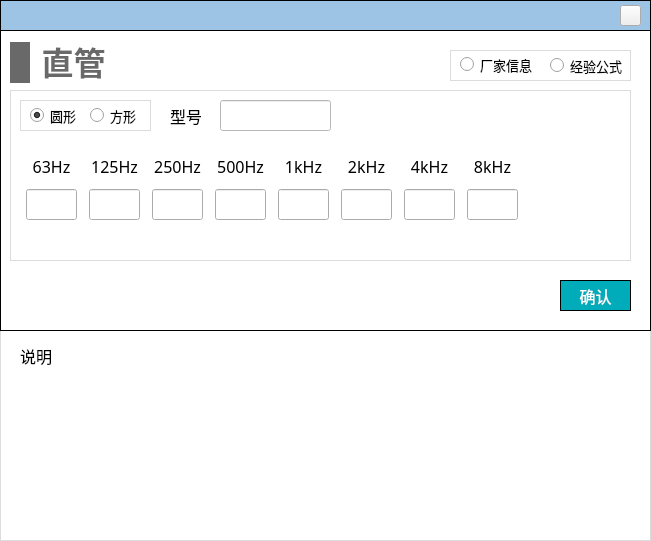
This is NoiseCalSoft/inputDialog/dialog_pipe.ui in haobana/NoiCal as Qt 5 draws it before an edit. The edited form follows.
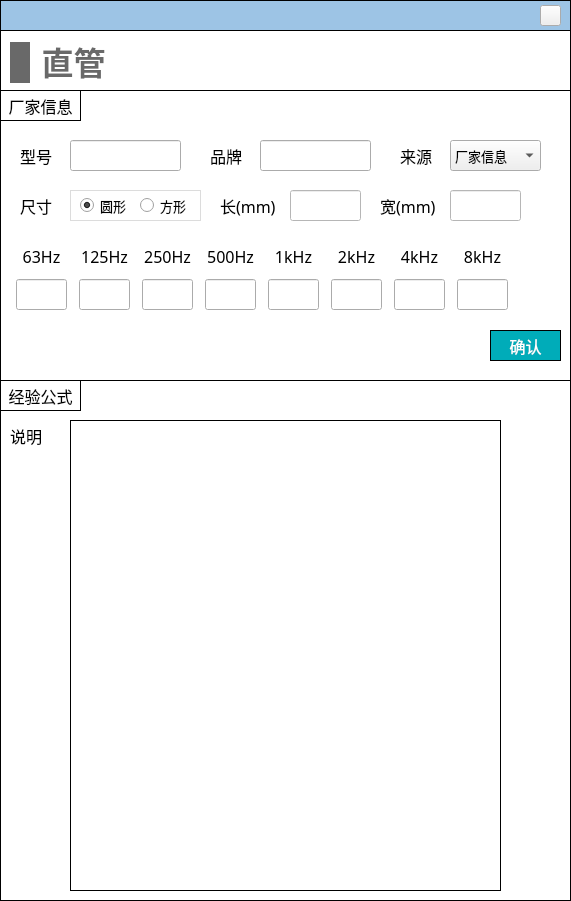
This is the edited form. The open tabs and pages were chosen to show the change. Icons and pictures are not drawn.

```diff
--- a/NoiseCalSoft/inputDialog/dialog_pipe.ui
+++ b/NoiseCalSoft/inputDialog/dialog_pipe.ui
@@ -6,10 +6,15 @@
    <rect>
     <x>0</x>
     <y>0</y>
-    <width>651</width>
-    <height>541</height>
+    <width>571</width>
+    <height>901</height>
    </rect>
   </property>
+  <property name="font">
+   <font>
+    <pointsize>12</pointsize>
+   </font>
+  </property>
   <property name="windowTitle">
    <string>Dialog</string>
   </property>
@@ -36,8 +41,8 @@
     <rect>
      <x>0</x>
      <y>30</y>
-     <width>651</width>
-     <height>301</height>
+     <width>571</width>
+     <height>351</height>
     </rect>
    </property>
    <property name="styleSheet">
@@ -49,21 +54,22 @@
    <widget class="QWidget" name="widget_2" native="true">
     <property name="geometry">
      <rect>
-      <x>10</x>
+      <x>0</x>
       <y>60</y>
-      <width>621</width>
-      <height>171</height>
+      <width>571</width>
+      <height>291</height>
      </rect>
     </property>
     <property name="font">
      <font>
       <family>Microsoft YaHei</family>
+      <pointsize>9</pointsize>
      </font>
     </property>
     <property name="styleSheet">
      <string notr="true">#widget_2
 {
-border: 1px solid #DCDCDC;
+border: 1px solid #000000;
 }
 
 QLabel
@@ -75,13 +81,18 @@
 QLineEdit
 {
 font-family: '黑体';
+}
+
+QComboBox
+{
+font-family: '黑体';
 }</string>
     </property>
     <widget class="QWidget" name="layoutWidget">
      <property name="geometry">
       <rect>
        <x>10</x>
-       <y>60</y>
+       <y>150</y>
        <width>511</width>
        <height>72</height>
       </rect>
@@ -141,7 +152,7 @@
            <set>Qt::AlignCenter</set>
           </property>
           <property name="readOnly">
-           <bool>true</bool>
+           <bool>false</bool>
           </property>
          </widget>
         </item>
@@ -201,7 +212,7 @@
            <set>Qt::AlignCenter</set>
           </property>
           <property name="readOnly">
-           <bool>true</bool>
+           <bool>false</bool>
           </property>
          </widget>
         </item>
@@ -261,7 +272,7 @@
            <set>Qt::AlignCenter</set>
           </property>
           <property name="readOnly">
-           <bool>true</bool>
+           <bool>false</bool>
           </property>
          </widget>
         </item>
@@ -321,7 +332,7 @@
            <set>Qt::AlignCenter</set>
           </property>
           <property name="readOnly">
-           <bool>true</bool>
+           <bool>false</bool>
           </property>
          </widget>
         </item>
@@ -381,7 +392,7 @@
            <set>Qt::AlignCenter</set>
           </property>
           <property name="readOnly">
-           <bool>true</bool>
+           <bool>false</bool>
           </property>
          </widget>
         </item>
@@ -444,7 +455,7 @@
            <set>Qt::AlignCenter</set>
           </property>
           <property name="readOnly">
-           <bool>true</bool>
+           <bool>false</bool>
           </property>
          </widget>
         </item>
@@ -504,7 +515,7 @@
            <set>Qt::AlignCenter</set>
           </property>
           <property name="readOnly">
-           <bool>true</bool>
+           <bool>false</bool>
           </property>
          </widget>
         </item>
@@ -564,7 +575,7 @@
            <set>Qt::AlignCenter</set>
           </property>
           <property name="readOnly">
-           <bool>true</bool>
+           <bool>false</bool>
           </property>
          </widget>
         </item>
@@ -575,10 +586,10 @@
     <widget class="QStackedWidget" name="stackedWidget_input">
      <property name="geometry">
       <rect>
-       <x>160</x>
-       <y>10</y>
-       <width>381</width>
-       <height>41</height>
+       <x>220</x>
+       <y>100</y>
+       <width>301</width>
+       <height>31</height>
       </rect>
      </property>
      <property name="font">
@@ -593,7 +604,7 @@
      <property name="currentIndex">
       <number>1</number>
      </property>
-     <widget class="QWidget" name="page_circle_formula">
+     <widget class="QWidget" name="page_circle">
       <widget class="QLabel" name="label_13">
        <property name="geometry">
         <rect>
@@ -630,7 +641,7 @@
        </property>
       </widget>
      </widget>
-     <widget class="QWidget" name="page_rect_formula">
+     <widget class="QWidget" name="page_rect">
       <widget class="QLineEdit" name="lineEdit_length">
        <property name="geometry">
         <rect>
@@ -702,43 +713,12 @@
        </property>
       </widget>
      </widget>
-     <widget class="QWidget" name="page_known">
-      <widget class="QLabel" name="label_18">
-       <property name="geometry">
-        <rect>
-         <x>0</x>
-         <y>0</y>
-         <width>31</width>
-         <height>31</height>
-        </rect>
-       </property>
-       <property name="font">
-        <font>
-         <family>黑体</family>
-         <pointsize>-1</pointsize>
-        </font>
-       </property>
-       <property name="text">
-        <string>型号</string>
-       </property>
-      </widget>
-      <widget class="QLineEdit" name="lineEdit_model">
-       <property name="geometry">
-        <rect>
-         <x>50</x>
-         <y>0</y>
-         <width>111</width>
-         <height>31</height>
-        </rect>
-       </property>
-      </widget>
-     </widget>
     </widget>
     <widget class="QWidget" name="widget_8" native="true">
      <property name="geometry">
       <rect>
-       <x>10</x>
-       <y>10</y>
+       <x>70</x>
+       <y>100</y>
        <width>131</width>
        <height>31</height>
       </rect>
@@ -791,24 +771,23 @@
       </property>
      </widget>
     </widget>
-   </widget>
-   <widget class="QPushButton" name="pushButton_confirm">
-    <property name="geometry">
-     <rect>
-      <x>560</x>
-      <y>250</y>
-      <width>71</width>
-      <height>31</height>
-     </rect>
-    </property>
-    <property name="font">
-     <font>
-      <family>黑体</family>
-      <pointsize>12</pointsize>
-     </font>
-    </property>
-    <property name="styleSheet">
-     <string notr="true">QPushButton
+    <widget class="QPushButton" name="pushButton_confirm">
+     <property name="geometry">
+      <rect>
+       <x>490</x>
+       <y>240</y>
+       <width>71</width>
+       <height>31</height>
+      </rect>
+     </property>
+     <property name="font">
+      <font>
+       <family>黑体</family>
+       <pointsize>12</pointsize>
+      </font>
+     </property>
+     <property name="styleSheet">
+      <string notr="true">QPushButton
 {
 	color:#ffffff; /*文字颜色*/
     background-color: #00ACB9;/*背景色*/
@@ -822,10 +801,170 @@
 background-color: rgb(0,142,153);
 color: white;
 }</string>
-    </property>
-    <property name="text">
-     <string>确认</string>
-    </property>
+     </property>
+     <property name="text">
+      <string>确认</string>
+     </property>
+    </widget>
+    <widget class="QLabel" name="label_17">
+     <property name="geometry">
+      <rect>
+       <x>0</x>
+       <y>0</y>
+       <width>81</width>
+       <height>31</height>
+      </rect>
+     </property>
+     <property name="font">
+      <font>
+       <family>黑体</family>
+       <pointsize>-1</pointsize>
+      </font>
+     </property>
+     <property name="styleSheet">
+      <string notr="true">border: 1px solid #000000;</string>
+     </property>
+     <property name="text">
+      <string>厂家信息</string>
+     </property>
+     <property name="alignment">
+      <set>Qt::AlignCenter</set>
+     </property>
+    </widget>
+    <widget class="QLineEdit" name="lineEdit_model">
+     <property name="geometry">
+      <rect>
+       <x>70</x>
+       <y>50</y>
+       <width>111</width>
+       <height>31</height>
+      </rect>
+     </property>
+     <property name="font">
+      <font>
+       <family>黑体</family>
+       <pointsize>-1</pointsize>
+      </font>
+     </property>
+    </widget>
+    <widget class="QLabel" name="label_30">
+     <property name="geometry">
+      <rect>
+       <x>20</x>
+       <y>50</y>
+       <width>41</width>
+       <height>31</height>
+      </rect>
+     </property>
+     <property name="font">
+      <font>
+       <family>黑体</family>
+       <pointsize>-1</pointsize>
+      </font>
+     </property>
+     <property name="text">
+      <string>型号</string>
+     </property>
+    </widget>
+    <widget class="QLabel" name="label_18">
+     <property name="geometry">
+      <rect>
+       <x>210</x>
+       <y>50</y>
+       <width>41</width>
+       <height>31</height>
+      </rect>
+     </property>
+     <property name="font">
+      <font>
+       <family>黑体</family>
+       <pointsize>-1</pointsize>
+      </font>
+     </property>
+     <property name="text">
+      <string>品牌</string>
+     </property>
+    </widget>
+    <widget class="QLineEdit" name="lineEdit_brand">
+     <property name="geometry">
+      <rect>
+       <x>260</x>
+       <y>50</y>
+       <width>111</width>
+       <height>31</height>
+      </rect>
+     </property>
+     <property name="font">
+      <font>
+       <family>黑体</family>
+       <pointsize>-1</pointsize>
+      </font>
+     </property>
+    </widget>
+    <widget class="QLabel" name="label_32">
+     <property name="geometry">
+      <rect>
+       <x>400</x>
+       <y>50</y>
+       <width>41</width>
+       <height>31</height>
+      </rect>
+     </property>
+     <property name="font">
+      <font>
+       <family>黑体</family>
+       <pointsize>-1</pointsize>
+      </font>
+     </property>
+     <property name="text">
+      <string>来源</string>
+     </property>
+    </widget>
+    <widget class="QComboBox" name="comboBox_data_source">
+     <property name="geometry">
+      <rect>
+       <x>450</x>
+       <y>50</y>
+       <width>91</width>
+       <height>31</height>
+      </rect>
+     </property>
+     <property name="font">
+      <font>
+       <family>黑体</family>
+       <pointsize>-1</pointsize>
+      </font>
+     </property>
+     <item>
+      <property name="text">
+       <string>厂家信息</string>
+      </property>
+     </item>
+     <item>
+      <property name="text">
+       <string>设计预估</string>
+      </property>
+     </item>
+    </widget>
+    <widget class="QLabel" name="label_31">
+     <property name="geometry">
+      <rect>
+       <x>20</x>
+       <y>100</y>
+       <width>41</width>
+       <height>31</height>
+      </rect>
+     </property>
+     <property name="font">
+      <font>
+       <family>黑体</family>
+       <pointsize>-1</pointsize>
+      </font>
+     </property>
+     <property name="text">
+      <string>尺寸</string>
+     </property>
+    </widget>
    </widget>
    <widget class="QWidget" name="layoutWidget_19">
     <property name="geometry">
@@ -887,67 +1026,13 @@
      </item>
     </layout>
    </widget>
-   <widget class="QWidget" name="widget_7" native="true">
-    <property name="geometry">
-     <rect>
-      <x>450</x>
-      <y>20</y>
-      <width>181</width>
-      <height>31</height>
-     </rect>
-    </property>
-    <property name="styleSheet">
-     <string notr="true">#widget_7
-{
-border: 1px solid #DCDCDC;
-}</string>
-    </property>
-    <widget class="QRadioButton" name="radioButton_known">
-     <property name="geometry">
-      <rect>
-       <x>10</x>
-       <y>-1</y>
-       <width>81</width>
-       <height>31</height>
-      </rect>
-     </property>
-     <property name="font">
-      <font>
-       <family>黑体</family>
-       <pointsize>10</pointsize>
-      </font>
-     </property>
-     <property name="text">
-      <string>厂家信息</string>
-     </property>
-    </widget>
-    <widget class="QRadioButton" name="radioButton_formula">
-     <property name="geometry">
-      <rect>
-       <x>100</x>
-       <y>0</y>
-       <width>81</width>
-       <height>31</height>
-      </rect>
-     </property>
-     <property name="font">
-      <font>
-       <family>黑体</family>
-       <pointsize>10</pointsize>
-      </font>
-     </property>
-     <property name="text">
-      <string>经验公式</string>
-     </property>
-    </widget>
-   </widget>
   </widget>
   <widget class="QWidget" name="widget_top" native="true">
    <property name="geometry">
     <rect>
      <x>0</x>
      <y>0</y>
-     <width>651</width>
+     <width>571</width>
      <height>31</height>
     </rect>
    </property>
@@ -962,7 +1047,7 @@
    <widget class="QPushButton" name="close">
     <property name="geometry">
      <rect>
-      <x>620</x>
+      <x>540</x>
       <y>5</y>
       <width>21</width>
       <height>21</height>
@@ -976,116 +1061,85 @@
     </property>
    </widget>
   </widget>
-  <widget class="QWidget" name="widget_6" native="true">
+  <widget class="QWidget" name="widget" native="true">
    <property name="geometry">
     <rect>
      <x>0</x>
-     <y>330</y>
-     <width>651</width>
-     <height>211</height>
+     <y>380</y>
+     <width>571</width>
+     <height>521</height>
     </rect>
    </property>
    <property name="styleSheet">
-    <string notr="true">#widget_6
-{
-border: 1px solid #DCDCDC;
-}</string>
+    <string notr="true">border: 1px solid #000000;</string>
    </property>
-   <widget class="QStackedWidget" name="stackedWidget_descri">
+   <widget class="QLabel" name="label_2">
+    <property name="geometry">
+     <rect>
+      <x>70</x>
+      <y>40</y>
+      <width>431</width>
+      <height>471</height>
+     </rect>
+    </property>
+    <property name="styleSheet">
+     <string notr="true">border-image: url(:/images/image/pipe_descri.png);</string>
+    </property>
+    <property name="text">
+     <string/>
+    </property>
+   </widget>
+   <widget class="QLabel" name="label_6">
     <property name="geometry">
      <rect>
       <x>10</x>
-      <y>10</y>
-      <width>631</width>
-      <height>191</height>
+      <y>40</y>
+      <width>41</width>
+      <height>31</height>
      </rect>
     </property>
+    <property name="font">
+     <font>
+      <family>黑体</family>
+      <pointsize>12</pointsize>
+     </font>
+    </property>
     <property name="styleSheet">
-     <string notr="true">background-color: rgb(255, 255, 255);</string>
+     <string notr="true">border:none;</string>
     </property>
-    <property name="currentIndex">
-     <number>1</number>
+    <property name="text">
+     <string>说明</string>
     </property>
-    <widget class="QWidget" name="page_circle_descri">
-     <widget class="QLabel" name="label">
-      <property name="geometry">
-       <rect>
-        <x>50</x>
-        <y>30</y>
-        <width>231</width>
-        <height>141</height>
-       </rect>
-      </property>
-      <property name="styleSheet">
-       <string notr="true">border-image: url(:/images/image/round_pipe.jpg);</string>
-      </property>
-      <property name="text">
-       <string/>
-      </property>
-     </widget>
-     <widget class="QLabel" name="label_17">
-      <property name="geometry">
-       <rect>
-        <x>10</x>
-        <y>0</y>
-        <width>41</width>
-        <height>31</height>
-       </rect>
-      </property>
-      <property name="font">
-       <font>
-        <family>Microsoft YaHei</family>
-        <pointsize>12</pointsize>
-       </font>
-      </property>
-      <property name="text">
-       <string>说明</string>
-      </property>
-     </widget>
-    </widget>
-    <widget class="QWidget" name="page_rect_descri">
-     <widget class="QLabel" name="label_2">
-      <property name="geometry">
-       <rect>
-        <x>60</x>
-        <y>30</y>
-        <width>241</width>
-        <height>141</height>
-       </rect>
-      </property>
-      <property name="styleSheet">
-       <string notr="true">border-image: url(:/images/image/rect_pipe.jpg);</string>
-      </property>
-      <property name="text">
-       <string/>
-      </property>
-     </widget>
-     <widget class="QLabel" name="label_6">
-      <property name="geometry">
-       <rect>
-        <x>10</x>
-        <y>0</y>
-        <width>41</width>
-        <height>31</height>
-       </rect>
-      </property>
-      <property name="font">
-       <font>
-        <family>黑体</family>
-        <pointsize>12</pointsize>
-       </font>
-      </property>
-      <property name="text">
-       <string>说明</string>
-      </property>
-     </widget>
-    </widget>
-    <widget class="QWidget" name="page_white"/>
+   </widget>
+   <widget class="QLabel" name="label_29">
+    <property name="geometry">
+     <rect>
+      <x>0</x>
+      <y>0</y>
+      <width>81</width>
+      <height>31</height>
+     </rect>
+    </property>
+    <property name="font">
+     <font>
+      <family>黑体</family>
+      <pointsize>12</pointsize>
+     </font>
+    </property>
+    <property name="styleSheet">
+     <string notr="true">border: 1px solid #000000;</string>
+    </property>
+    <property name="text">
+     <string>经验公式</string>
+    </property>
+    <property name="alignment">
+     <set>Qt::AlignCenter</set>
+    </property>
    </widget>
   </widget>
   <zorder>widget_top</zorder>
-  <zorder>widget_6</zorder>
   <zorder>widget_terminal</zorder>
+  <zorder>widget</zorder>
  </widget>
  <resources/>
  <connections/>
```
